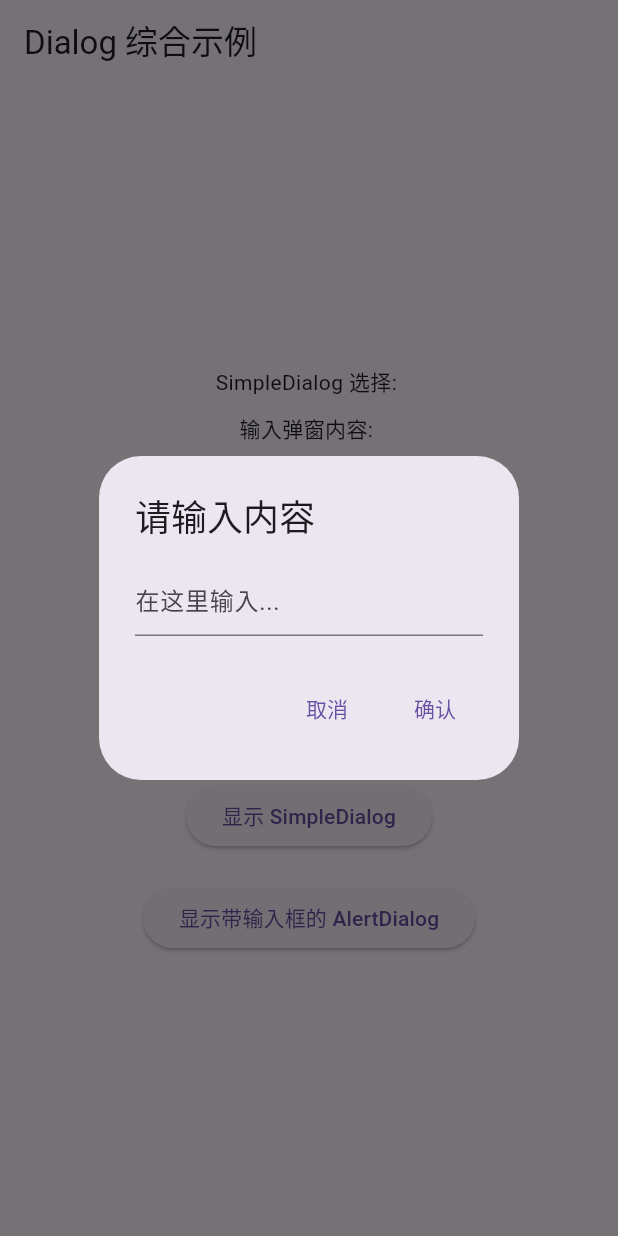
After one commit to hc2088/test-flutter-mix, a Flutter app: the DialogExamplePage screen opened directly, after a tap on "显示带输入框的 AlertDialog", on a phone screen of 412 x 824 dp. The commit adds this screen. Run offline on Flutter 3.47's test engine with Material 3 defaults, Android fonts, the phone set to English and light mode, and no system bars; our stand-ins replace get; missing offline and left inert: dart:ffi, flutter_boost, flutter_inappwebview.

Commit message:
更新 Flutter 学习项目，新增多个示例，包括 EventSink 的使用、Dialog 弹窗的综合示例、Visibility 动画效果，以及优化 Overlay 示例的实现。同时，添加了新的页面以支持不同的功能展示。

```diff
--- /dev/null
+++ b/flutter_study/lib/page/test_dialog.dart
@@ -0,0 +1,203 @@
+import 'package:flutter/material.dart';
+
+void main() {
+  runApp(MaterialApp(
+    home: DialogExamplePage(),
+  ));
+}
+// Dialog 是 Material 风格弹窗的基础容器，提供样式和布局支持。
+//
+// AlertDialog / SimpleDialog 是 Dialog 的特化，封装了常用布局和交互逻辑，方便快速使用。
+//
+// 普通 Widget 弹窗 更灵活，但需要自己处理样式和交互。
+class DialogExamplePage extends StatefulWidget {
+  @override
+  _DialogExamplePageState createState() => _DialogExamplePageState();
+}
+
+class _DialogExamplePageState extends State<DialogExamplePage> {
+  String _inputText = '';
+  String _simpleDialogChoice = '';
+
+  @override
+  Widget build(BuildContext context) {
+    return Scaffold(
+      appBar: AppBar(title: const Text('Dialog 综合示例')),
+      body: Center(
+        child: Column(
+          mainAxisAlignment: MainAxisAlignment.center,
+          children: [
+            Text('SimpleDialog 选择: $_simpleDialogChoice'),
+            const SizedBox(height: 10),
+            Text('输入弹窗内容: $_inputText'),
+            const SizedBox(height: 20),
+
+            ElevatedButton(
+              onPressed: () {
+                showDialog(
+                  context: context,
+                  builder: (context) {
+                    /*
+          * 作用和优势
+
+                1、遵循 Material 规范
+
+                    Dialog 自带 圆角、阴影、背景色、边距
+                    在不同平台上外观一致（Android/iOS）
+
+                2、自动管理布局
+
+                    居中显示，默认在屏幕中间
+                    自动处理弹窗大小和屏幕边距
+
+                3、自动处理返回键 / 点击外部关闭
+
+                    和 showDialog 配合，可以直接设置 barrierDismissible
+
+                4、方便扩展
+
+                    可以在 Dialog 内部放任何 Widget，自定义内容，但仍保持 Dialog 样式
+          *
+          *
+          * */
+                    return Dialog(
+                      child: Container(
+                        padding: const EdgeInsets.all(20),
+                        child: const Text('这是一个 Dialog 弹窗'),
+                      ),
+                    );
+                  },
+                );
+              },
+              child: const Text('  使用 Dialog 作为包裹'),
+            ),
+            const SizedBox(height: 20),
+
+            ElevatedButton(
+                onPressed: () {
+                  showDialog(
+                    context: context,
+                    builder: (context) {
+                      return Container(
+                        padding: EdgeInsets.all(20),
+                        color: Colors.white,
+                        child: Text('普通 Widget 弹窗'),
+                      );
+                    },
+                  );
+                },
+                child: const Text('直接用普通 Widget')),
+            const SizedBox(height: 20),
+
+            // 按钮 1：普通 AlertDialog
+            ElevatedButton(
+              onPressed: () {
+                showDialog(
+                  context: context,
+                  builder: (context) {
+                    return AlertDialog(
+                      title: const Text('普通 AlertDialog'),
+                      content: const Text('这是一个 AlertDialog，适合显示标题、内容和操作按钮。'),
+                      actions: [
+                        TextButton(
+                          onPressed: () => Navigator.pop(context),
+                          child: const Text('取消'),
+                        ),
+                        TextButton(
+                          onPressed: () => Navigator.pop(context),
+                          child: const Text('确定'),
+                        ),
+                      ],
+                    );
+                  },
+                );
+              },
+              child: const Text('显示 AlertDialog'),
+            ),
+            const SizedBox(height: 20),
+
+            // 按钮 2：SimpleDialog
+            ElevatedButton(
+              onPressed: () {
+                showDialog(
+                  context: context,
+                  builder: (context) {
+                    return SimpleDialog(
+                      title: const Text('SimpleDialog'),
+                      children: [
+                        SimpleDialogOption(
+                          onPressed: () {
+                            Navigator.pop(context, '选项一');
+                          },
+                          child: const Text('选项一'),
+                        ),
+                        SimpleDialogOption(
+                          onPressed: () {
+                            Navigator.pop(context, '选项二');
+                          },
+                          child: const Text('选项二'),
+                        ),
+                        SimpleDialogOption(
+                          onPressed: () {
+                            Navigator.pop(context, '选项三');
+                          },
+                          child: const Text('选项三'),
+                        ),
+                      ],
+                    );
+                  },
+                ).then((value) {
+                  if (value != null) {
+                    setState(() {
+                      _simpleDialogChoice = value;
+                    });
+                  }
+                });
+              },
+              child: const Text('显示 SimpleDialog'),
+            ),
+            const SizedBox(height: 20),
+
+            // 按钮 3：带输入框的 AlertDialog
+            ElevatedButton(
+              onPressed: () {
+                TextEditingController textController = TextEditingController();
+
+                showDialog(
+                  context: context,
+                  builder: (context) {
+                    return AlertDialog(
+                      title: const Text('请输入内容'),
+                      content: TextField(
+                        controller: textController,
+                        decoration: const InputDecoration(
+                          hintText: '在这里输入...',
+                        ),
+                      ),
+                      actions: [
+                        TextButton(
+                          onPressed: () => Navigator.pop(context),
+                          child: const Text('取消'),
+                        ),
+                        TextButton(
+                          onPressed: () {
+                            setState(() {
+                              _inputText = textController.text;
+                            });
+                            Navigator.pop(context);
+                          },
+                          child: const Text('确认'),
+                        ),
+                      ],
+                    );
+                  },
+                );
+              },
+              child: const Text('显示带输入框的 AlertDialog'),
+            ),
+          ],
+        ),
+      ),
+    );
+  }
+}
```
Also changed, not shown: flutter_study/lib/getx/test_permanent.dart (+51 -4 lines), flutter_study/lib/isolate/test_eventsink.dart (added, +125 -0 lines), flutter_study/lib/main.dart (+8 -1 lines), flutter_study/lib/ui/test_overlay.dart (+15 -13 lines), flutter_study/lib/ui/test_visbility_animation.dart (added, +59 -0 lines).
